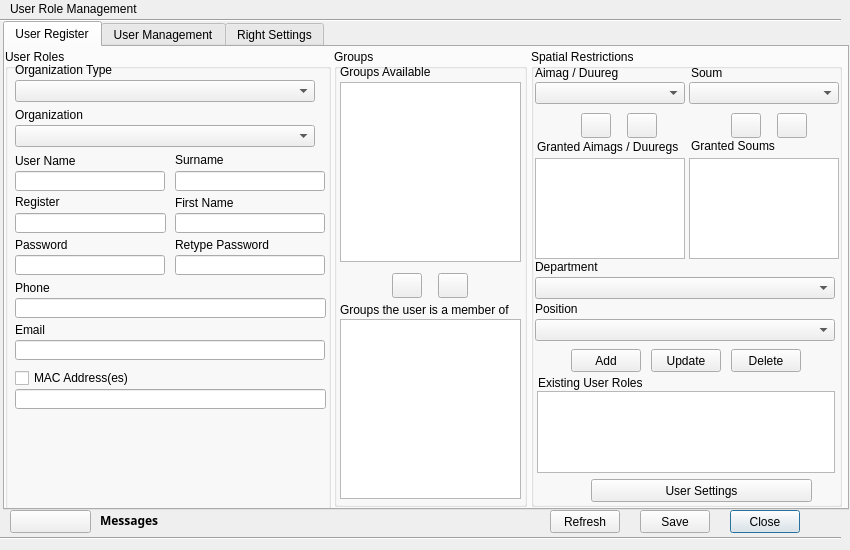
This is view/UserRoleManagementDialog.ui in teamlm2/lm2_mgis as Qt 5 draws it before an edit. The edited form follows.
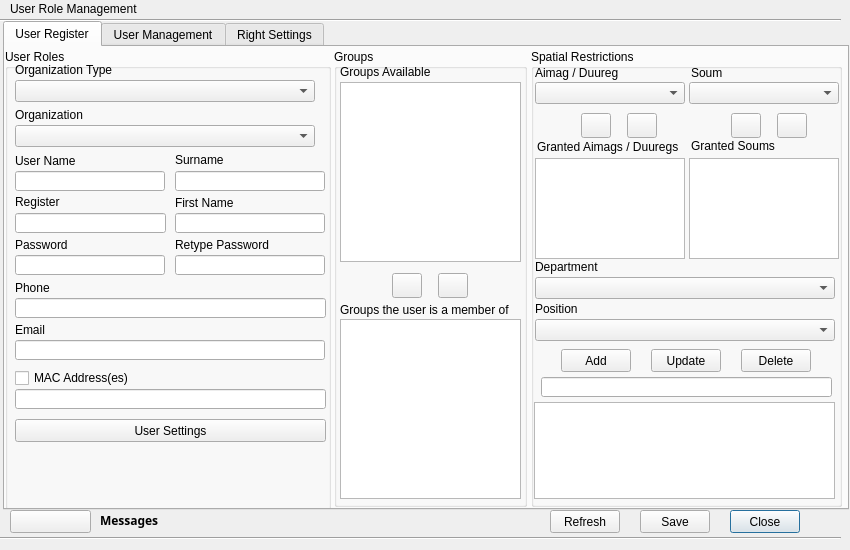
This is the edited form. Icons and pictures are not drawn.

The edit to the form file:
```diff
--- a/view/UserRoleManagementDialog.ui
+++ b/view/UserRoleManagementDialog.ui
@@ -407,6 +407,43 @@
        <string>Register</string>
       </property>
      </widget>
+     <widget class="QPushButton" name="settings_button">
+      <property name="geometry">
+       <rect>
+        <x>10</x>
+        <y>370</y>
+        <width>311</width>
+        <height>23</height>
+       </rect>
+      </property>
+      <property name="text">
+       <string>User Settings</string>
+      </property>
+     </widget>
+     <zorder>username_edit</zorder>
+     <zorder>label</zorder>
+     <zorder>password_edit</zorder>
+     <zorder>label_2</zorder>
+     <zorder>label_3</zorder>
+     <zorder>retype_password_edit</zorder>
+     <zorder>label_5</zorder>
+     <zorder>surname_edit</zorder>
+     <zorder>firstname_edit</zorder>
+     <zorder>label_6</zorder>
+     <zorder>label_15</zorder>
+     <zorder>phone_edit</zorder>
+     <zorder>label_18</zorder>
+     <zorder>email_edit</zorder>
+     <zorder>get_mac_checkbox</zorder>
+     <zorder>mac_address_edit</zorder>
+     <zorder>organization_type_cbox</zorder>
+     <zorder>label_11</zorder>
+     <zorder>label_10</zorder>
+     <zorder>organization_cbox</zorder>
+     <zorder>register_edit</zorder>
+     <zorder>label_17</zorder>
+     <zorder>settings_button</zorder>
+     <zorder>user_role_lwidget</zorder>
     </widget>
     <widget class="QGroupBox" name="groupBox_3">
      <property name="geometry">
@@ -722,17 +759,17 @@
      <widget class="QListWidget" name="user_role_lwidget">
       <property name="geometry">
        <rect>
-        <x>6</x>
-        <y>342</y>
-        <width>298</width>
-        <height>82</height>
+        <x>3</x>
+        <y>353</y>
+        <width>301</width>
+        <height>97</height>
        </rect>
       </property>
      </widget>
      <widget class="QPushButton" name="delete_button">
       <property name="geometry">
        <rect>
-        <x>200</x>
+        <x>210</x>
         <y>300</y>
         <width>70</width>
         <height>23</height>
@@ -758,7 +795,7 @@
      <widget class="QPushButton" name="add_button">
       <property name="geometry">
        <rect>
-        <x>40</x>
+        <x>30</x>
         <y>300</y>
         <width>70</width>
         <height>23</height>
@@ -768,30 +805,14 @@
        <string>Add</string>
       </property>
      </widget>
-     <widget class="QLabel" name="label_8">
+     <widget class="QLineEdit" name="find_update_user_edit">
       <property name="geometry">
        <rect>
-        <x>7</x>
-        <y>326</y>
-        <width>292</width>
-        <height>16</height>
+        <x>10</x>
+        <y>328</y>
+        <width>291</width>
+        <height>20</height>
        </rect>
-      </property>
-      <property name="text">
-       <string>Existing User Roles</string>
-      </property>
-     </widget>
-     <widget class="QPushButton" name="settings_button">
-      <property name="geometry">
-       <rect>
-        <x>60</x>
-        <y>430</y>
-        <width>221</width>
-        <height>23</height>
-       </rect>
-      </property>
-      <property name="text">
-       <string>User Settings</string>
       </property>
      </widget>
     </widget>
```
Left out of the diff: 34 changed lines with no effect on the pictures.
